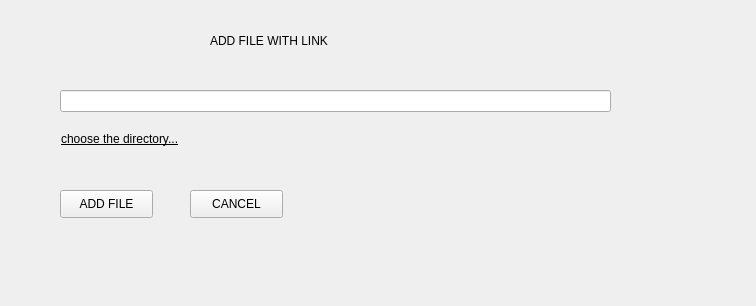
Above: GUI/SymposiumGui/inserturi.ui from RickZack/Symposium before the change. Below: the same form after it.
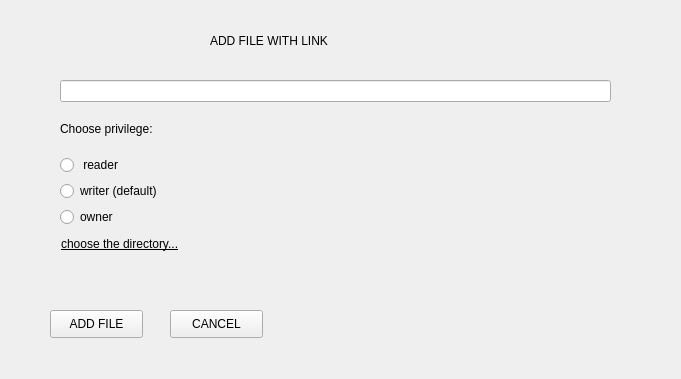
That is the form after the change.

Diff of the .ui file:
```diff
--- a/GUI/SymposiumGui/inserturi.ui
+++ b/GUI/SymposiumGui/inserturi.ui
@@ -6,8 +6,8 @@
    <rect>
     <x>0</x>
     <y>0</y>
-    <width>756</width>
-    <height>306</height>
+    <width>681</width>
+    <height>379</height>
    </rect>
   </property>
   <property name="windowTitle">
@@ -19,13 +19,44 @@
      <x>60</x>
      <y>80</y>
      <width>551</width>
-     <height>80</height>
+     <height>175</height>
     </rect>
    </property>
    <layout class="QVBoxLayout" name="verticalLayout">
     <item>
      <widget class="QLineEdit" name="lineEdit"/>
     </item>
+    <item>
+     <widget class="QLabel" name="label_2">
+      <property name="styleSheet">
+       <string notr="true">font: 14pt &quot;MS Shell Dlg 2&quot;;</string>
+      </property>
+      <property name="text">
+       <string>Choose privilege:</string>
+      </property>
+     </widget>
+    </item>
+    <item>
+     <widget class="QRadioButton" name="reader">
+      <property name="text">
+       <string> reader</string>
+      </property>
+     </widget>
+    </item>
+    <item>
+     <widget class="QRadioButton" name="writer">
+      <property name="text">
+       <string>writer (default)</string>
+      </property>
+     </widget>
+    </item>
+    <item>
+     <widget class="QRadioButton" name="radioButton_3">
+      <property name="text">
+       <string>owner</string>
+      </property>
+     </widget>
+    </item>
     <item>
      <widget class="QPushButton" name="dir">
       <property name="styleSheet">
@@ -47,8 +78,8 @@
   <widget class="QPushButton" name="add">
    <property name="geometry">
     <rect>
-     <x>60</x>
-     <y>190</y>
+     <x>50</x>
+     <y>310</y>
      <width>93</width>
      <height>28</height>
     </rect>
@@ -60,8 +91,8 @@
   <widget class="QPushButton" name="cancel">
    <property name="geometry">
     <rect>
-     <x>190</x>
-     <y>190</y>
+     <x>170</x>
+     <y>310</y>
      <width>93</width>
      <height>28</height>
     </rect>
```
